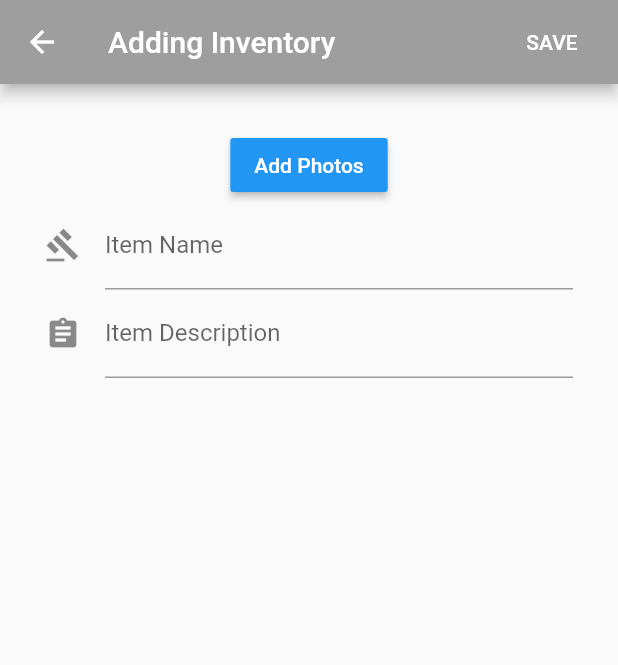
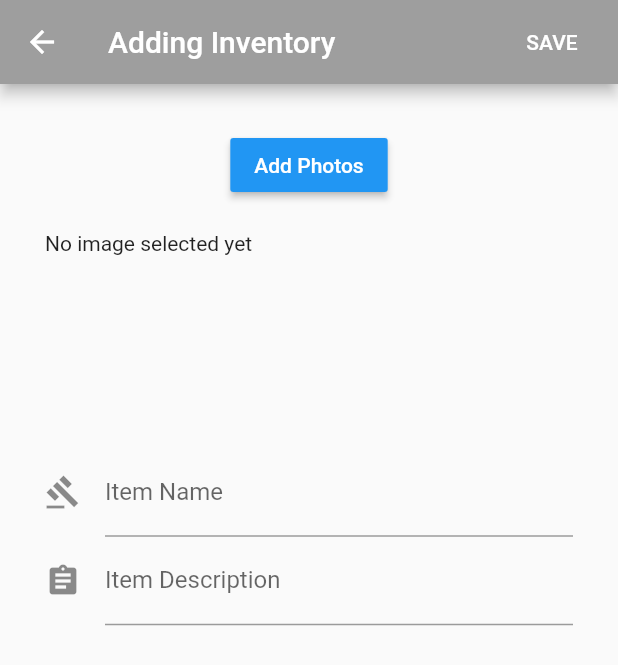
Before and after one commit to acidjazz/uploader, a Flutter app: the InventoryModify screen opened directly with empty values, after a tap on "Add Photos", on a phone screen of 412 x 824 dp. Shown: the top 665 px of the screen. Run offline on Flutter 3.47's test engine with Material 2 defaults, Android fonts, the phone set to English and light mode, and no system bars; our stand-ins replace image_picker, shared_preferences; accounts and stored records are empty.

Commit message:
✨ proper image selection on our new inventory add page

```diff
--- a/lib/pages/inventoryModify.dart
+++ b/lib/pages/inventoryModify.dart
@@ -1,11 +1,14 @@
+import 'dart:io';
+
 import 'package:flutter/material.dart';
+import 'package:image_picker/image_picker.dart';
 
 class InventoryModify extends StatefulWidget {
   var id = false;
   InventoryModify(this.id);
 
-  String titleNew = 'Adding Inventory';
-  String titleEdit = 'Modifying inventory';
+  final String titleNew = 'Adding Inventory';
+  final String titleEdit = 'Modifying inventory';
 
   @override
   InventoryModifyState createState() => new InventoryModifyState();
@@ -14,14 +17,31 @@ class InventoryModify extends StatefulWidget {
     print('saving new inventory');
   }
 
-  choosePhotos () {
-    print('choosing photos');
-  }
 }
 
 class InventoryModifyState extends State<InventoryModify> {
 
+  List<File> photos = new List();
+
   final GlobalKey<FormState> _formKey = new GlobalKey<FormState>();
+
+  choosePhotos () async {
+    var _file = await ImagePicker.pickImage();
+    setState(() {
+      this.photos.add(_file);
+      print('PHOTO PATH');
+      print(this.photos.first.path);
+    });
+  }
+
+  List<Widget> photosWidget () {
+    return this.photos.map((File photo) {
+      return new Container(
+        padding: new EdgeInsets.symmetric(horizontal: 10.0),
+        child: new Image.file(photo, width: 100.0),
+      );
+    }).toList();
+  }
 
   @override
   Widget build(BuildContext context) {
@@ -43,13 +63,25 @@ class InventoryModifyState extends State<InventoryModify> {
           child: new Container(
             padding: new EdgeInsets.symmetric(horizontal: 30.0, vertical: 30.0),
             child: new Column(
+              crossAxisAlignment: CrossAxisAlignment.center,
               children: <Widget>[
 
                 new RaisedButton(
-                  onPressed: widget.choosePhotos,
+                  onPressed: choosePhotos,
                   child: new Text('Add Photos'),
                   color: Colors.blue,
                   textColor: Colors.white,
+                ),
+
+                new Container(
+                  padding: new EdgeInsets.symmetric(vertical: 20.0),
+                  height: MediaQuery.of(context).size.height*0.2,
+                  child: new ListView(
+                    scrollDirection: Axis.horizontal,
+                    children: photos.length == 0
+                      ? [ new Text('No image selected yet') ]
+                      : photosWidget()
+                  ),
                 ),
 
                 new TextFormField(
--- a/pubspec.yaml
+++ b/pubspec.yaml
@@ -14,7 +14,7 @@ dev_dependencies:
     sdk: flutter
   flutter_launcher_icons: "^0.2.0"
   shared_preferences: "^0.3.3"
-  dson: "^0.13.0"
+  image_picker: "^0.2.1"
 
 flutter_icons:
   image_path: "images/icon.png"
```
Also changed, not shown: pubspec.lock, 2 other files.
